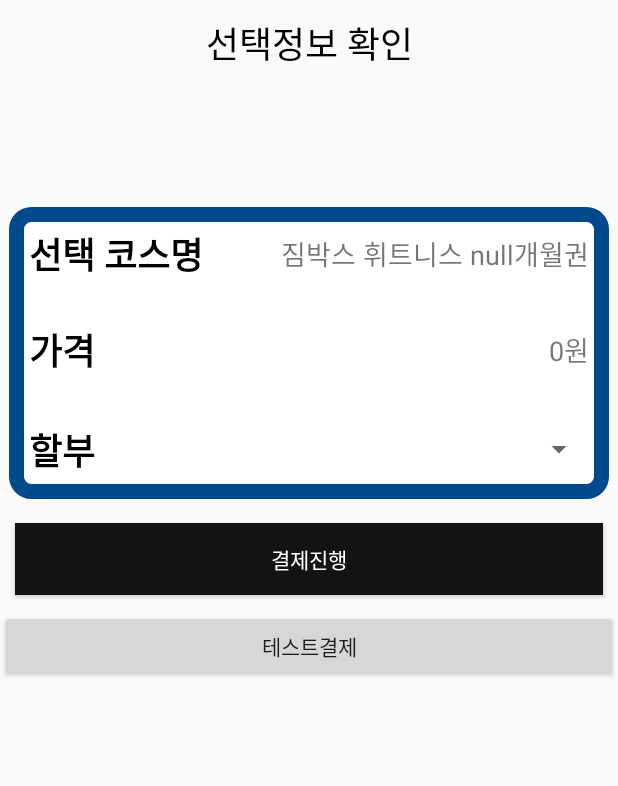
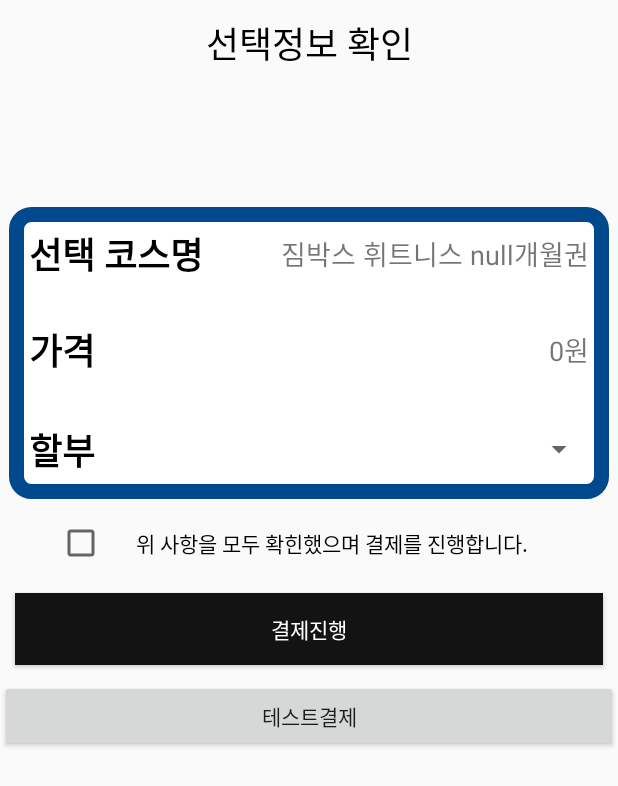
Before and after one commit to robinshins/android_practice, an Android app: the choose_payment screen opened directly, with no data from a screen before it, on a phone screen of 412 x 824 dp. Shown: the top 786 px of the screen. Run offline under Robolectric (Android 15) with nearby library versions, the phone set to English and light mode, and no system bars.

```diff
--- a/app/src/main/res/layout/activity_choose_payment.xml
+++ b/app/src/main/res/layout/activity_choose_payment.xml
@@ -108,12 +108,22 @@
 
     </LinearLayout>
 
+    <CheckBox
+        android:id="@+id/payment_checkBox"
+        android:layout_width="335dp"
+        android:layout_height="wrap_content"
+        android:layout_gravity="center"
+      android:layout_margin="7dp"
+        android:fontFamily="@font/baemin_dohyeon_ttf"
+        android:gravity="center"
+        android:text="위 사항을 모두 확힌했으며 결제를 진행합니다." />
+
     <Button
         android:id="@+id/start_payment"
         android:layout_width="match_parent"
         android:layout_height="wrap_content"
+        android:layout_margin="10dp"
         android:background="#131313"
-        android:layout_margin="10dp"
         android:fontFamily="@font/baemin_dohyeon_ttf"
         android:paddingHorizontal="4dp"
         android:text="결제진행"
@@ -124,4 +134,5 @@
         android:layout_width="match_parent"
         android:layout_height="wrap_content"
         android:text="테스트결제" />
+
 </LinearLayout>
```
Also changed, not shown: app/src/main/java/com/example/database_listview/choose_membership.java (+33 -1 lines), app/src/main/java/com/example/database_listview/choose_payment.java (+40 -2 lines).
